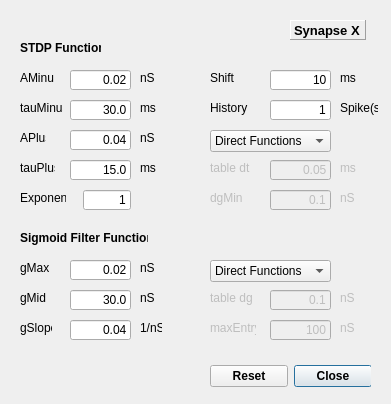
CompEphys-team/stdpc, file src/gui/STDPDlg.ui: the form before one commit.
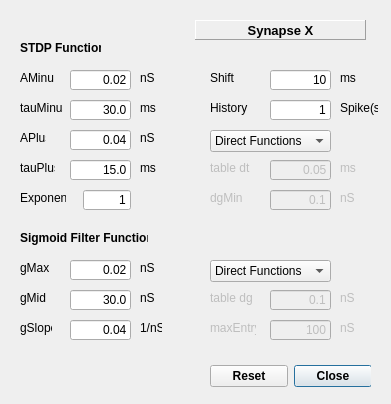
The form after the commit.

```diff
--- a/src/gui/STDPDlg.ui
+++ b/src/gui/STDPDlg.ui
@@ -38,11 +38,11 @@
    <property name="enabled" >
     <bool>true</bool>
    </property>
-   <property name="geometry" >
+   <property name="geometry">
     <rect>
-     <x>290</x>
+     <x>195</x>
      <y>20</y>
-     <width>76</width>
+     <width>171</width>
      <height>20</height>
     </rect>
    </property>
@@ -74,6 +74,9 @@
    <property name="text" >
     <string>Synapse X</string>
    </property>
+   <property name="alignment">
+    <set>Qt::AlignCenter</set>
+   </property>
   </widget>
   <widget class="QLabel" name="label_2" >
    <property name="geometry" >
```
Left out of the diff: 489 changed lines with no effect on the pictures.
